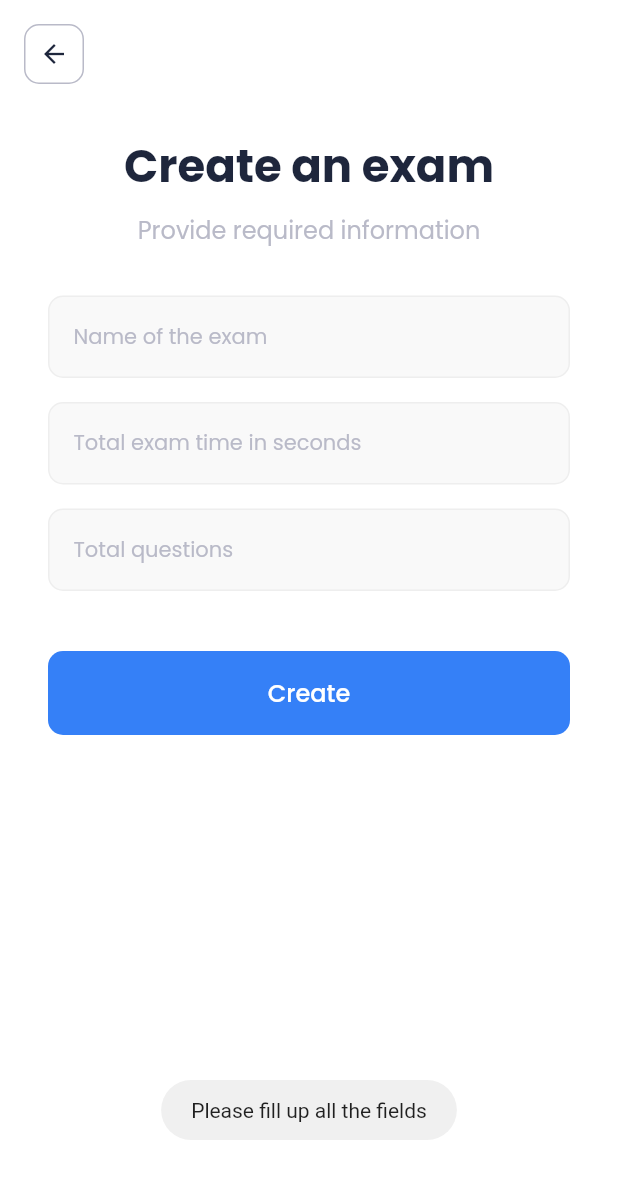
After one commit to Rifat15913/exammer, a Flutter app: the AddQuizPage screen opened directly, after a tap on "Create", on a phone screen of 412 x 824 dp. The commit adds this screen. Shown: the top 1179 px of the screen. Run offline on Flutter 3.47's test engine with Material 2 defaults, Android fonts, the phone set to English and light mode, and no system bars; our stand-ins replace charts_flutter, dio, firebase_auth, firebase_core, firebase_crashlytics, firebase_database and 8 more; accounts and stored records are empty.

Commit message:
implement adding exam and questions

```diff
--- a/lib/constants.dart
+++ b/lib/constants.dart
@@ -290,6 +290,7 @@ const String keyProfession = "profession";
 const String keyVerificationCode = "verification_code";
 const String keyUserType = "user_type";
 const String keyUserPreferences = "user_preferences";
+const String keyExam = "exam";
 
 // Regular Expression
 const String regularExpressionEmail =
--- a/lib/ui/auth/login/login_controller.dart
+++ b/lib/ui/auth/login/login_controller.dart
@@ -100,7 +100,7 @@ class LoginController extends GetxController {
                   (snapshot.value as int),
                 );
 
-                Get.to(
+                Get.offAll(
                   () => HomeContainerPage(
                     userType: (snapshot.value as int),
                   ),
--- a/lib/ui/auth/splash/splash_controller.dart
+++ b/lib/ui/auth/splash/splash_controller.dart
@@ -13,13 +13,13 @@ class SplashController extends GetxController {
         PreferenceUtil.on.read<int>(keyUserType, defaultValue: -1) != -1;
 
     if (isLoggedIn) {
-      Get.off(
+      Get.offAll(
         () => HomeContainerPage(
           userType: PreferenceUtil.on.read<int>(keyUserType)!,
         ),
       );
     } else {
-      Get.off(() => LoginPage());
+      Get.offAll(() => LoginPage());
     }
   }
 
--- a/lib/ui/home/container/home_container.dart
+++ b/lib/ui/home/container/home_container.dart
@@ -1,8 +1,8 @@
 import 'package:exammer/constants.dart';
 import 'package:exammer/ui/auth/login/login.dart';
 import 'package:exammer/ui/home/container/home_container_controller.dart';
+import 'package:exammer/ui/quiz/add/add_quiz.dart';
 import 'package:exammer/util/lib/preference.dart';
-import 'package:exammer/util/lib/toast.dart';
 import 'package:firebase_auth/firebase_auth.dart';
 import 'package:flutter/cupertino.dart';
 import 'package:flutter/material.dart';
@@ -64,9 +64,9 @@ class HomeContainerPage extends StatelessWidget {
                     ),
                     backgroundColor: colorAccent,
                     onPressed: () {
-                      ToastUtil.show("Visit Add Quiz page");
+                      Get.to(() => AddQuizPage());
                     },
-                    label: Text("Add Quiz"),
+                    label: Text("Add exam"),
                   );
                 },
               )
@@ -105,7 +105,7 @@ class HomeContainerPage extends StatelessWidget {
             getBottomBarItem(
               viewController,
               'images/ic_home.png',
-              'quiz'.tr,
+              "Exam",
               0,
             ),
             getBottomBarItem(
--- /dev/null
+++ b/lib/ui/quiz/add/add_quiz.dart
@@ -0,0 +1,107 @@
+import 'package:exammer/common.dart';
+import 'package:exammer/constants.dart';
+import 'package:exammer/ui/quiz/add/add_quiz_controller.dart';
+import 'package:flutter/material.dart';
+import 'package:flutter/rendering.dart';
+import 'package:flutter/services.dart';
+import 'package:flutter/widgets.dart';
+import 'package:get/get.dart';
+
+class AddQuizPage extends StatelessWidget {
+  @override
+  Widget build(BuildContext context) {
+    return AnnotatedRegion(
+      value: systemUiOverlayStyleGlobal,
+      child: Scaffold(
+        backgroundColor: Colors.white,
+        body: GetBuilder<AddQuizController>(
+          id: "body",
+          init: AddQuizController(),
+          builder: (viewController) {
+            return viewController.isLoading
+                ? centralProgressIndicator
+                : SafeArea(
+                    child: SingleChildScrollView(
+                      physics: BouncingScrollPhysics(),
+                      child: Column(
+                        mainAxisSize: MainAxisSize.max,
+                        crossAxisAlignment: CrossAxisAlignment.stretch,
+                        children: <Widget>[
+                          Row(
+                            children: [
+                              Padding(
+                                padding: const EdgeInsets.all(16.0),
+                                child: buildBackButton(
+                                  () => Get.back(),
+                                ),
+                              ),
+                              Expanded(
+                                child: Container(),
+                              ),
+                            ],
+                          ),
+                          Padding(
+                            padding: const EdgeInsets.only(
+                              top: 16.0,
+                              bottom: 8.0,
+                            ),
+                            child: Text(
+                              "Create an exam",
+                              style: textStylePageTitle,
+                              textAlign: TextAlign.center,
+                              overflow: TextOverflow.ellipsis,
+                              maxLines: 1,
+                            ),
+                          ),
+                          Padding(
+                            padding: const EdgeInsets.only(
+                              left: 32.0,
+                              right: 32.0,
+                              bottom: 24.0,
+                            ),
+                            child: Text(
+                              "Provide required information",
+                              style: textStylePageSubtitle,
+                              textAlign: TextAlign.center,
+                              overflow: TextOverflow.ellipsis,
+                              maxLines: 3,
+                            ),
+                          ),
+                          buildTextFormField(
+                            controller: viewController.nameController,
+                            hint: "Name of the exam",
+                            inputType: TextInputType.text,
+                          ),
+                          buildTextFormField(
+                            controller: viewController.totalTimeController,
+                            hint: "Total exam time in seconds",
+                            inputType: TextInputType.numberWithOptions(),
+                          ),
+                          buildTextFormField(
+                            controller: viewController.totalQuestionController,
+                            hint: "Total questions",
+                            inputType: TextInputType.numberWithOptions(),
+                          ),
+                          SizedBox(
+                            height: 16.0,
+                          ),
+                          buildFilledButton(
+                            onPressCallback: () {
+                              viewController.addQuiz();
+                            },
+                            backgroundColor: colorPrimary,
+                            title: "Create",
+                          ),
+                          SizedBox(
+                            height: 32.0,
+                          ),
+                        ],
+                      ),
+                    ),
+                  );
+          },
+        ),
+      ),
+    );
+  }
+}
--- /dev/null
+++ b/lib/ui/quiz/add/add_quiz_controller.dart
@@ -0,0 +1,70 @@
+import 'package:exammer/ui/quiz/put_question/put_question.dart';
+import 'package:exammer/util/helper/keyboard.dart';
+import 'package:exammer/util/helper/text.dart';
+import 'package:exammer/util/lib/toast.dart';
+import 'package:flutter/foundation.dart';
+import 'package:flutter/material.dart';
+import 'package:get/get.dart';
+
+class AddQuizController extends GetxController {
+  late TextEditingController nameController;
+  late TextEditingController totalTimeController;
+  late TextEditingController totalQuestionController;
+
+  late bool isLoading;
+
+  @override
+  void onInit() {
+    nameController = TextEditingController();
+    totalTimeController = TextEditingController();
+    totalQuestionController = TextEditingController();
+
+    if (kDebugMode) {
+      nameController.text = "Demo Quiz";
+      totalTimeController.text = "600";
+      totalQuestionController.text = "5";
+    }
+
+    isLoading = false;
+    super.onInit();
+  }
+
+  @override
+  void dispose() {
+    totalTimeController.dispose();
+    totalQuestionController.dispose();
+    nameController.dispose();
+
+    super.dispose();
+  }
+
+  bool _validateData() {
+    if (Get.context != null) {
+      KeyboardUtil.hideKeyboard(Get.context!);
+    }
+
+    if (!TextUtil.isNotEmpty(nameController.text) ||
+        !TextUtil.isNotEmpty(totalTimeController.text) ||
+        !TextUtil.isNotEmpty(totalQuestionController.text)) {
+      ToastUtil.show('fill_up_all_fields'.tr);
+      return false;
+    } else {
+      return true;
+    }
+  }
+
+  Future<void> addQuiz() async {
+    if (_validateData()) {
+      Get.to(
+        () => PutQuestionPage(
+          nameOfTheQuiz: nameController.text.trim(),
+          totalTimeInSeconds: int.tryParse(totalTimeController.text.trim())!,
+          totalQuestionAmount:
+              int.tryParse(totalQuestionController.text.trim())!,
+          positionOfCurrentQuestion: 0,
+          questionList: [],
+        ),
+      );
+    }
+  }
+}
```
Also changed, not shown: lib/data/remote/model/quiz/question/question.dart (added, +22 -0 lines), lib/ui/quiz/put_question/put_question.dart (added, +148 -0 lines), lib/ui/quiz/put_question/put_question_controller.dart (added, +158 -0 lines).
